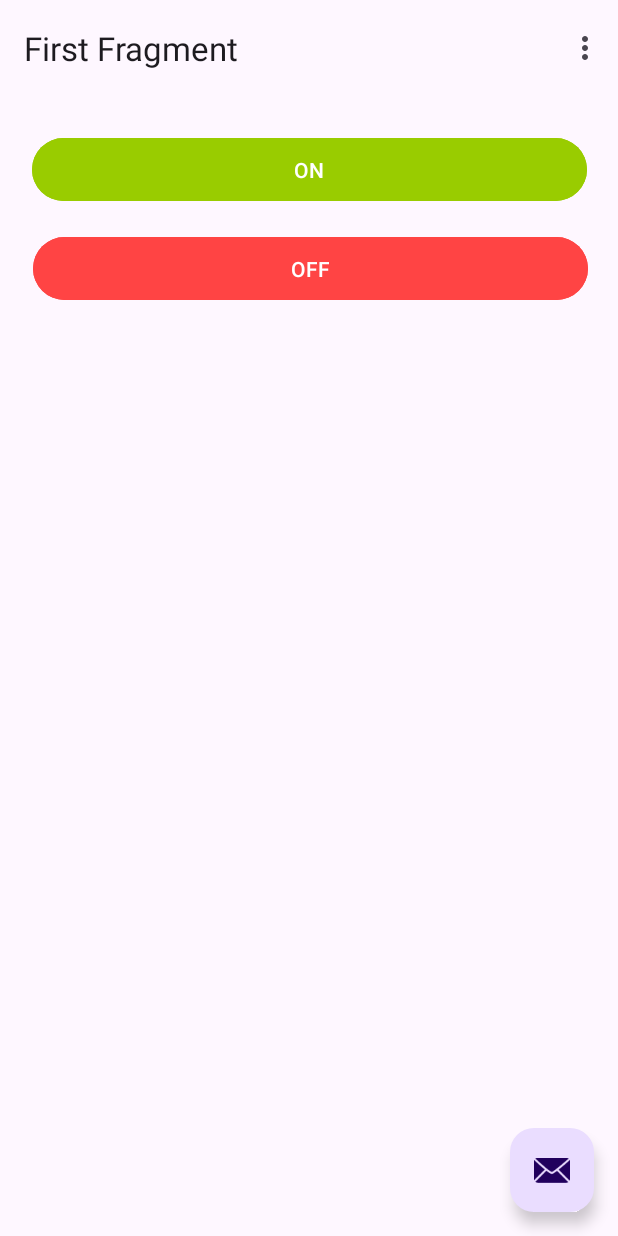
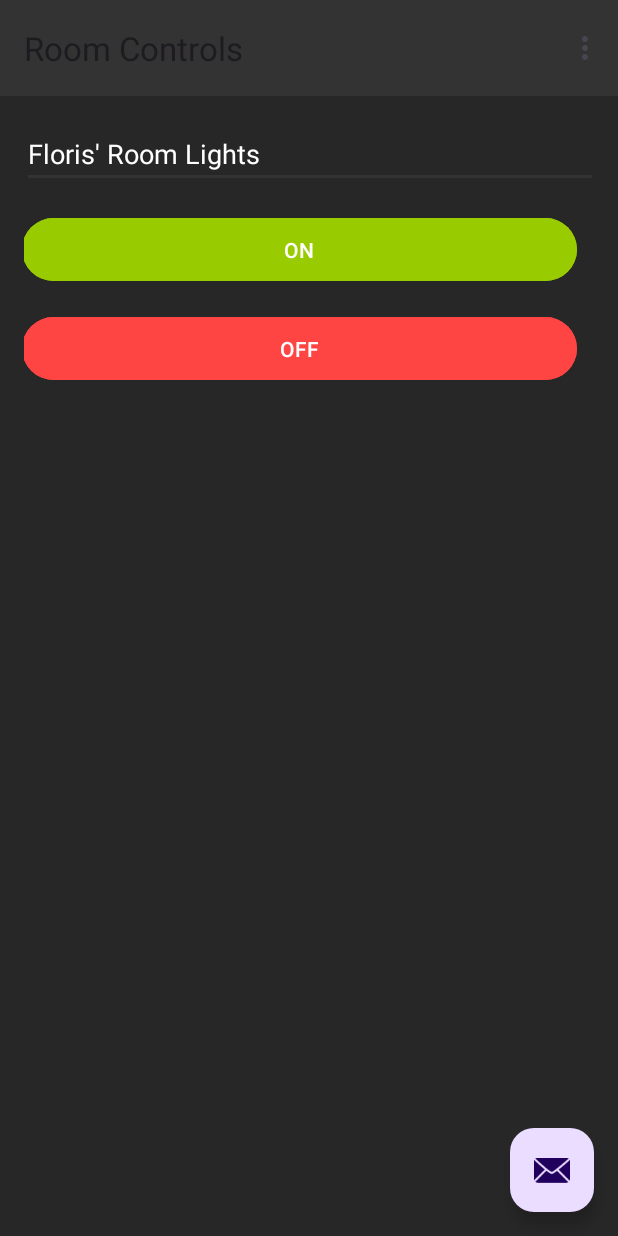
Before and after one commit to Masaslo/Auto-kamer, an Android app: the screen it shows after launch (MainActivity), after a tap on "OFF", on a phone screen of 412 x 824 dp. Run offline under Robolectric (Android 15) with nearby library versions, the phone set to English and light mode, and no system bars; our stand-ins replace navigation-ui; libraries missing offline, so code that uses them is left out: org.eclipse.paho; 14 statements that could not run were skipped.

Commit message:
MQTT working

```diff
--- a/App/app/src/main/AndroidManifest.xml
+++ b/App/app/src/main/AndroidManifest.xml
@@ -1,7 +1,7 @@
 <?xml version="1.0" encoding="utf-8"?>
 <manifest xmlns:android="http://schemas.android.com/apk/res/android"
     xmlns:tools="http://schemas.android.com/tools">
-
+    <uses-permission android:name="android.permission.INTERNET"/>
     <application
         android:allowBackup="true"
         android:dataExtractionRules="@xml/data_extraction_rules"
--- a/App/app/src/main/java/com/example/auto_kamer_app/FirstFragment.java
+++ b/App/app/src/main/java/com/example/auto_kamer_app/FirstFragment.java
@@ -1,9 +1,11 @@
 package com.example.auto_kamer_app;
 
 import android.os.Bundle;
+import android.util.Log;
 import android.view.LayoutInflater;
 import android.view.View;
 import android.view.ViewGroup;
+import android.widget.Button;
 
 import androidx.annotation.NonNull;
 import androidx.fragment.app.Fragment;
@@ -14,10 +16,9 @@ import com.example.auto_kamer_app.databinding.FragmentFirstBinding;
 public class FirstFragment extends Fragment {
 
     private FragmentFirstBinding binding;
-
     @Override
     public View onCreateView(
-            LayoutInflater inflater, ViewGroup container,
+            @NonNull LayoutInflater inflater, ViewGroup container,
             Bundle savedInstanceState
     ) {
 
@@ -28,13 +29,29 @@ public class FirstFragment extends Fragment {
 
     public void onViewCreated(@NonNull View view, Bundle savedInstanceState) {
         super.onViewCreated(view, savedInstanceState);
+        Log.d("MQTT", "BABA ");
 
-        binding.buttonFirst.setOnClickListener(new View.OnClickListener() {
+        binding.buttonOn.setOnClickListener(new View.OnClickListener() {
             @Override
             public void onClick(View view) {
-
+                if(!MqttHandeler.isConnected()){
+                    MqttHandeler.connect();
+                }
+                Log.d("MqttHandler", "CLICKED ON");
+                MqttHandeler.publish("boersfm/lights", "true");
             }
         });
+        binding.buttonOff.setOnClickListener(new View.OnClickListener() {
+            @Override
+            public void onClick(View view) {
+                if(!MqttHandeler.isConnected()){
+                    MqttHandeler.connect();
+                }
+                Log.d("MqttHandler", "CLICKED ON");
+                MqttHandeler.publish("boersfm/lights", "false");
+            }
+        });
+
     }
 
     @Override
--- a/App/app/src/main/java/com/example/auto_kamer_app/MainActivity.java
+++ b/App/app/src/main/java/com/example/auto_kamer_app/MainActivity.java
@@ -6,6 +6,7 @@ import com.google.android.material.snackbar.Snackbar;
 
 import androidx.appcompat.app.AppCompatActivity;
 
+import android.util.Log;
 import android.view.View;
 
 import androidx.core.view.WindowCompat;
@@ -19,6 +20,9 @@ import com.example.auto_kamer_app.databinding.ActivityMainBinding;
 import android.view.Menu;
 import android.view.MenuItem;
 
+import org.eclipse.paho.client.mqttv3.MqttException;
+
+
 public class MainActivity extends AppCompatActivity {
 
     private AppBarConfiguration appBarConfiguration;
@@ -27,6 +31,8 @@ public class MainActivity extends AppCompatActivity {
     @Override
     protected void onCreate(Bundle savedInstanceState) {
         super.onCreate(savedInstanceState);
+        Log.d("MQTT", "BABA ");
+        MqttHandeler.connect();
 
         binding = ActivityMainBinding.inflate(getLayoutInflater());
         setContentView(binding.getRoot());
--- a/App/app/src/main/java/com/example/auto_kamer_app/MqttHandeler.java
+++ b/App/app/src/main/java/com/example/auto_kamer_app/MqttHandeler.java
@@ -1,15 +1,59 @@
 package com.example.auto_kamer_app;
 
-import android.app.Activity;
 import android.util.Log;
 
+import org.eclipse.paho.client.mqttv3.MqttClient;
 import org.eclipse.paho.client.mqttv3.MqttConnectOptions;
+import org.eclipse.paho.client.mqttv3.MqttException;
+import org.eclipse.paho.client.mqttv3.MqttMessage;
+import org.eclipse.paho.client.mqttv3.persist.MemoryPersistence;
 
 public class MqttHandeler {
-    private static final String BROKER_URL = "tcp://82.165.34.5";
+    private static final String BROKER_URL = "tcp://mqtt.hva-robots.nl:1883";
     private static final String CLIENT_ID = "auto-kamer-app";
     private static final String TOPIC_PREFIX = "row04/app/";
     private static final String USERNAME = "boersfm";
-    private static final String PASSWORD = "";
-    private MqttConnectOptions connectOptions;
+    private static final String PASSWORD = "P6Kv9Kakc5VcGPBu6FVr";
+    private static final String[] TOPICS = {"boersfm/#"};
+    private static MqttConnectOptions connectOptions;
+    private static MqttClient client;
+
+    static {
+        try {
+            MemoryPersistence persistence = new MemoryPersistence();
+            client = new MqttClient(BROKER_URL, CLIENT_ID, persistence);
+            connectOptions = new MqttConnectOptions();
+            connectOptions.setUserName(USERNAME);
+            connectOptions.setPassword(PASSWORD.toCharArray());
+            connectOptions.setKeepAliveInterval(0); // Keep alive timer 0 = no disconnect
+            connectOptions.setCleanSession(true);
+            connectOptions.setAutomaticReconnect(true);
+            connectOptions.setCleanSession(true);
+        } catch (MqttException e) {
+            e.printStackTrace();
+        }
+    }
+
+    public static void connect() {
+        try {
+            // Connect to the broker
+            client.connect(connectOptions);
+            Log.d("MQTT", "MQTT connected? " + client.isConnected());
+        } catch (MqttException e) {
+            e.printStackTrace();
+        }
+    }
+
+    public static boolean isConnected(){
+        return client.isConnected();
+    }
+    public static void publish(String topic, String message) {
+        Log.d("MqttHandler", "Publishing Topic: " + topic + " Message: " + message);
+        try {
+            MqttMessage mqttMessage = new MqttMessage(message.toLowerCase().getBytes());
+            client.publish(topic, mqttMessage);
+        } catch (MqttException e) {
+            e.printStackTrace();
+        }
+    }
 }
--- a/App/app/src/main/res/layout/activity_main.xml
+++ b/App/app/src/main/res/layout/activity_main.xml
@@ -4,6 +4,7 @@
     xmlns:tools="http://schemas.android.com/tools"
     android:layout_width="match_parent"
     android:layout_height="match_parent"
+    android:background="@color/background"
     android:fitsSystemWindows="true"
     tools:context=".MainActivity">
 
@@ -13,6 +14,7 @@
         android:fitsSystemWindows="true">
 
         <com.google.android.material.appbar.MaterialToolbar
+            android:background="@color/background_darker"
             android:id="@+id/toolbar"
             android:layout_width="match_parent"
             android:layout_height="?attr/actionBarSize" />
--- a/App/app/src/main/res/layout/fragment_first.xml
+++ b/App/app/src/main/res/layout/fragment_first.xml
@@ -11,30 +11,44 @@
         android:layout_height="match_parent"
         android:padding="16dp">
 
-        <Button
-            android:id="@+id/button_first"
-            android:layout_width="370dp"
-            android:layout_height="50dp"
-            android:layout_marginTop="16dp"
-            android:text="OFF"
+        <LinearLayout
+            android:layout_width="384dp"
+            android:layout_height="242dp"
+            android:orientation="vertical"
             app:layout_constraintEnd_toEndOf="parent"
-            app:layout_constraintHorizontal_bias="0.6"
             app:layout_constraintStart_toStartOf="parent"
-            app:layout_constraintTop_toBottomOf="@+id/button"
-            android:backgroundTint="@android:color/holo_red_light"/>
+            app:layout_constraintTop_toTopOf="parent">
 
-        <Button
-            android:id="@+id/button"
-            android:layout_width="370dp"
-            android:layout_height="50dp"
-            android:layout_marginTop="8dp"
-            android:text="ON"
-            app:layout_constraintEnd_toEndOf="parent"
-            app:layout_constraintHorizontal_bias="0.5"
-            app:layout_constraintStart_toStartOf="parent"
-            app:layout_constraintTop_toTopOf="parent"
-            android:backgroundTint="@android:color/holo_green_light"
-            app:rippleColor="#E60707" />
+            <EditText
+                android:id="@+id/editTextText"
+                android:layout_width="match_parent"
+                android:layout_height="wrap_content"
+                android:ems="10"
+                android:inputType="text"
+                android:textColor="@color/text_main"
+                android:text="@string/floris_room_lights" />
+
+            <Button
+                android:id="@+id/button_on"
+                android:layout_width="370dp"
+                android:layout_height="50dp"
+                android:layout_marginTop="16dp"
+                android:textColor="@color/text_main"
+                android:backgroundTint="@android:color/holo_green_light"
+                android:text="@string/on"
+                app:rippleColor="#4CAF50" />
+
+            <Button
+                android:id="@+id/button_off"
+                android:layout_width="370dp"
+                android:layout_height="50dp"
+                android:layout_marginTop="16dp"
+                android:textColor="@color/text_main"
+                android:backgroundTint="@android:color/holo_red_light"
+                android:text="@string/off"
+                app:rippleColor="#9C0101" />
+
+        </LinearLayout>
 
     </androidx.constraintlayout.widget.ConstraintLayout>
 </androidx.core.widget.NestedScrollView>
--- a/App/app/src/main/res/menu/menu_main.xml
+++ b/App/app/src/main/res/menu/menu_main.xml
@@ -7,4 +7,5 @@
         android:orderInCategory="100"
         android:title="@string/action_settings"
         app:showAsAction="never" />
+
 </menu>
--- a/App/app/src/main/res/navigation/nav_graph.xml
+++ b/App/app/src/main/res/navigation/nav_graph.xml
@@ -2,12 +2,13 @@
 <navigation xmlns:android="http://schemas.android.com/apk/res/android"
     xmlns:app="http://schemas.android.com/apk/res-auto"
     xmlns:tools="http://schemas.android.com/tools"
+    android:background="@color/background_darker"
     android:id="@+id/nav_graph"
     app:startDestination="@id/FirstFragment">
 
     <fragment
         android:id="@+id/FirstFragment"
         android:name="com.example.auto_kamer_app.FirstFragment"
-        android:label="@string/first_fragment_label"
+        android:label="Room Controls"
         tools:layout="@layout/fragment_first"/>
 </navigation>
--- a/App/app/src/main/res/values/colors.xml
+++ b/App/app/src/main/res/values/colors.xml
@@ -2,4 +2,7 @@
 <resources>
     <color name="black">#FF000000</color>
     <color name="white">#FFFFFFFF</color>
+    <color name="background">#272727</color>
+    <color name="background_darker">#333333</color>
+    <color name="text_main">#FFFFFFFF</color>
 </resources>
--- a/App/app/src/main/res/values/strings.xml
+++ b/App/app/src/main/res/values/strings.xml
@@ -43,4 +43,7 @@
         libero vel nunc consequat, quis tincidunt nisl eleifend. Cras bibendum enim a justo luctus
         vestibulum. Fusce dictum libero quis erat maximus, vitae volutpat diam dignissim.
     </string>
+    <string name="off">OFF</string>
+    <string name="on">ON</string>
+    <string name="floris_room_lights">Floris\' Room Lights</string>
 </resources>
--- a/App/app/src/main/res/values/themes.xml
+++ b/App/app/src/main/res/values/themes.xml
@@ -2,7 +2,8 @@
     <!-- Base application theme. -->
     <style name="Base.Theme.Autokamerapp" parent="Theme.Material3.DayNight.NoActionBar">
         <!-- Customize your light theme here. -->
-        <!-- <item name="colorPrimary">@color/my_light_primary</item> -->
+        <item name="colorPrimary">@color/background</item>
+        <item name="colorSecondary">@color/background_darker</item>
     </style>
 
     <style name="Theme.Autokamerapp" parent="Base.Theme.Autokamerapp" />
```
